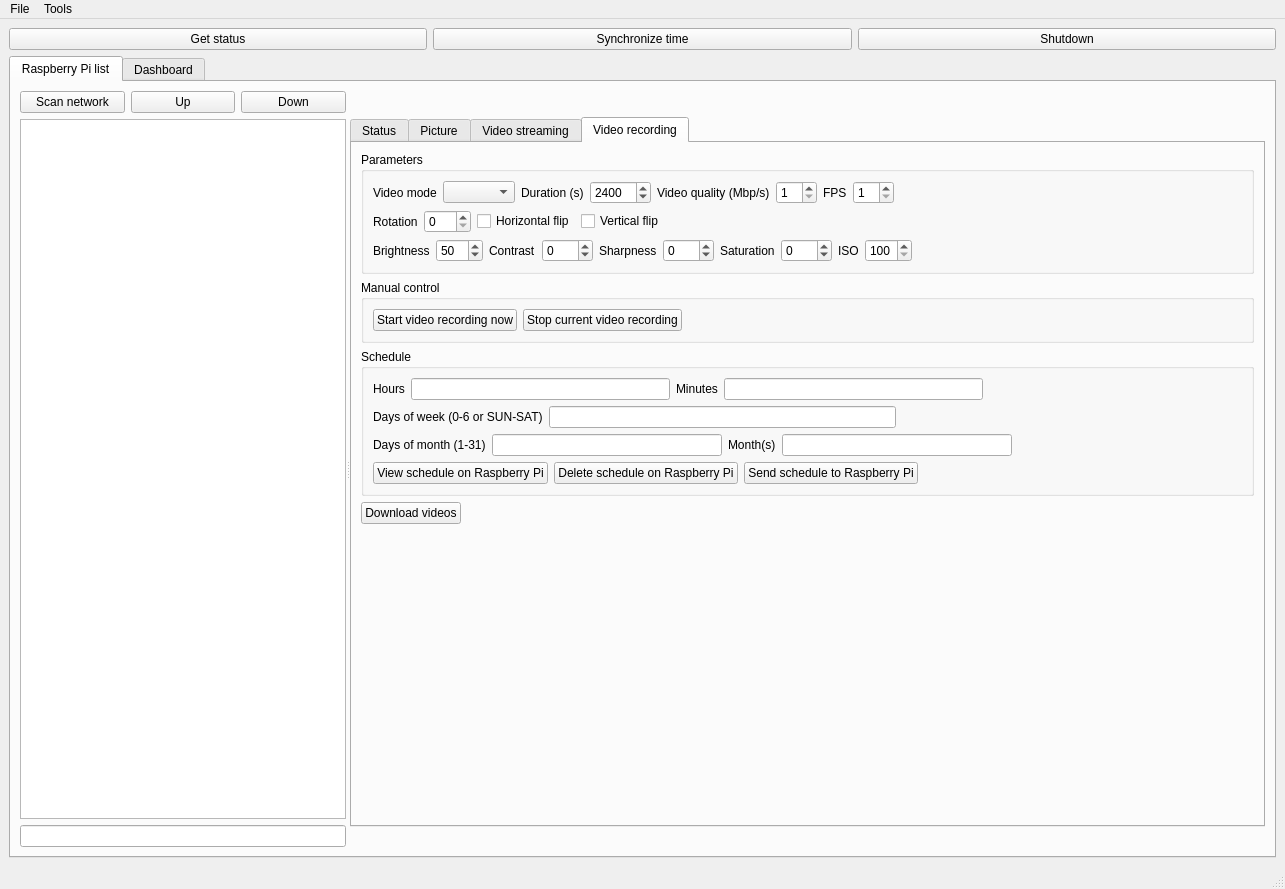
First picture: the form in src/coordinator/coordinator.ui, repository olivierfriard/raspberry_video-recording_coordinator, before the edit.
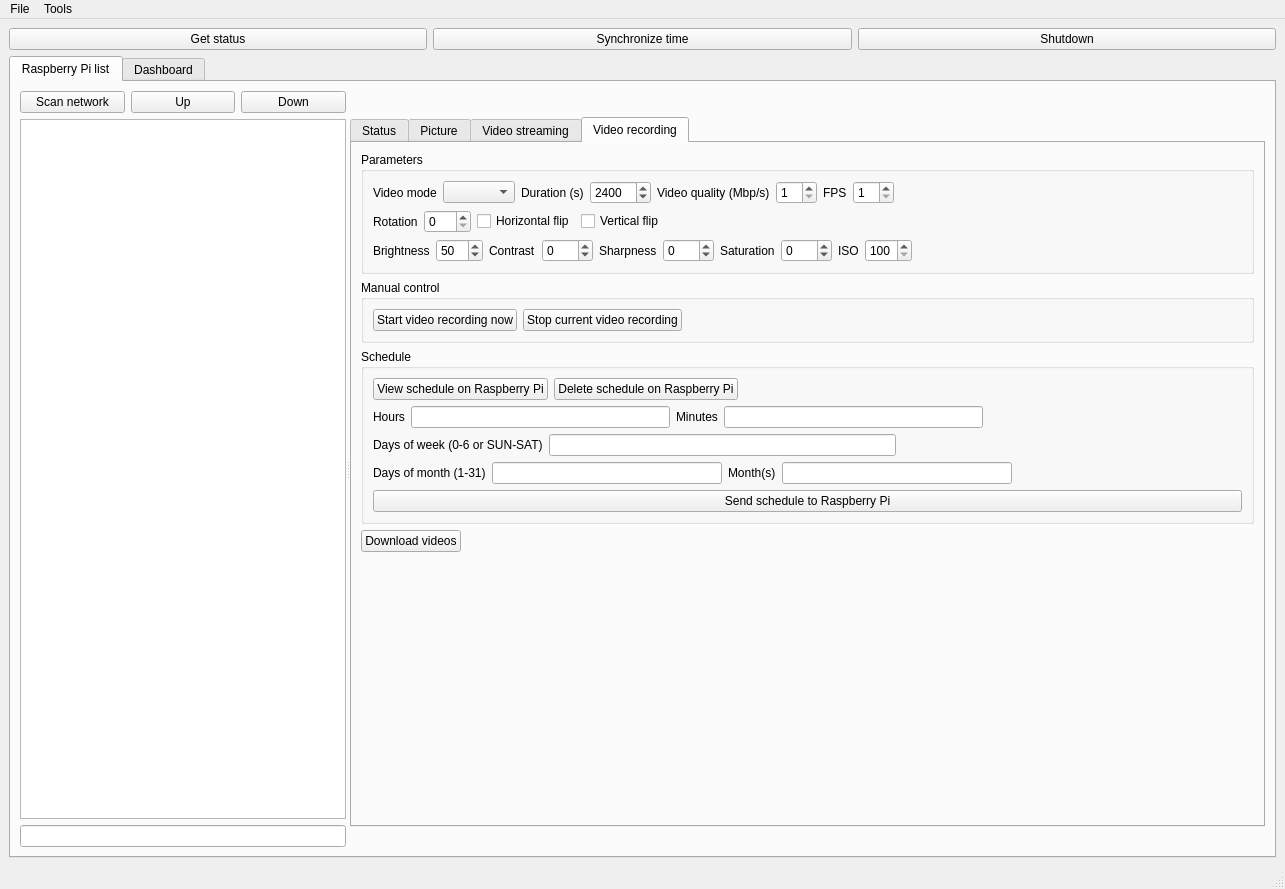
Second picture: the form after the edit. The open tabs and pages were chosen to show the change.

What changed in the file:
```diff
--- a/src/coordinator/coordinator.ui
+++ b/src/coordinator/coordinator.ui
@@ -972,6 +972,37 @@
                    <string>Schedule</string>
                   </property>
                   <layout class="QVBoxLayout" name="verticalLayout_7">
+                   <item>
+                    <layout class="QHBoxLayout" name="horizontalLayout_21">
+                     <item>
+                      <widget class="QPushButton" name="view_video_recording_schedule_pb">
+                       <property name="text">
+                        <string>View schedule on Raspberry Pi</string>
+                       </property>
+                      </widget>
+                     </item>
+                     <item>
+                      <widget class="QPushButton" name="delete_video_recording_schedule_pb">
+                       <property name="text">
+                        <string>Delete schedule on Raspberry Pi</string>
+                       </property>
+                      </widget>
+                     </item>
+                     <item>
+                      <spacer name="horizontalSpacer_13">
+                       <property name="orientation">
+                        <enum>Qt::Horizontal</enum>
+                       </property>
+                       <property name="sizeHint" stdset="0">
+                        <size>
+                         <width>40</width>
+                         <height>20</height>
+                        </size>
+                       </property>
+                      </spacer>
+                     </item>
+                    </layout>
+                   </item>
                    <item>
                     <layout class="QHBoxLayout" name="horizontalLayout_18">
                      <item>
@@ -1081,42 +1112,11 @@
                     </layout>
                    </item>
                    <item>
-                    <layout class="QHBoxLayout" name="horizontalLayout_21">
-                     <item>
-                      <widget class="QPushButton" name="view_video_recording_schedule_pb">
-                       <property name="text">
-                        <string>View schedule on Raspberry Pi</string>
-                       </property>
-                      </widget>
-                     </item>
-                     <item>
-                      <widget class="QPushButton" name="delete_video_recording_schedule_pb">
-                       <property name="text">
-                        <string>Delete schedule on Raspberry Pi</string>
-                       </property>
-                      </widget>
-                     </item>
-                     <item>
-                      <widget class="QPushButton" name="configure_video_recording_pb">
-                       <property name="text">
-                        <string>Send schedule to Raspberry Pi</string>
-                       </property>
-                      </widget>
-                     </item>
-                     <item>
-                      <spacer name="horizontalSpacer_13">
-                       <property name="orientation">
-                        <enum>Qt::Horizontal</enum>
-                       </property>
-                       <property name="sizeHint" stdset="0">
-                        <size>
-                         <width>40</width>
-                         <height>20</height>
-                        </size>
-                       </property>
-                      </spacer>
-                     </item>
-                    </layout>
+                    <widget class="QPushButton" name="configure_video_recording_pb">
+                     <property name="text">
+                      <string>Send schedule to Raspberry Pi</string>
+                     </property>
+                    </widget>
                    </item>
                   </layout>
                  </widget>
```
Left out of the diff: 2 changed lines with no effect on the pictures.
